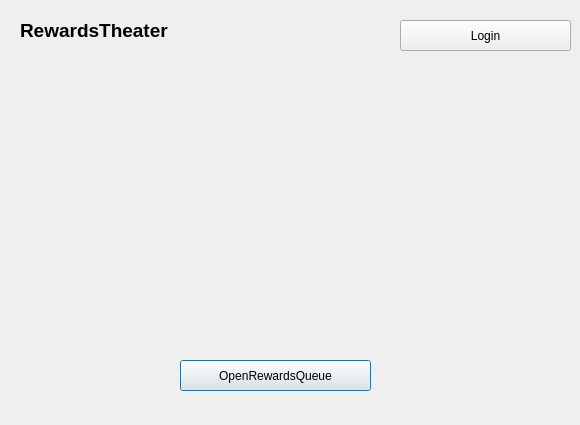
Qt form src/SettingsDialog.ui (gottagofaster236/RewardsTheater) before a commit.
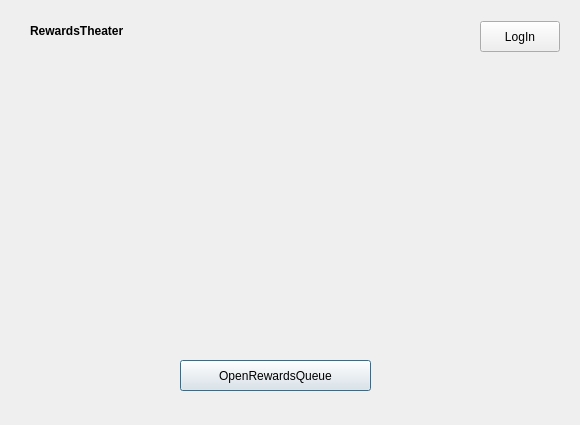
The same form after that commit.

Commit message: Show username in the settings, implement log out

Diff of the .ui file:
```diff
--- a/src/SettingsDialog.ui
+++ b/src/SettingsDialog.ui
@@ -32,7 +32,7 @@
   <widget class="QLabel" name="titleLabel">
    <property name="geometry">
     <rect>
-     <x>20</x>
+     <x>30</x>
      <y>20</y>
      <width>251</width>
      <height>21</height>
@@ -40,7 +40,7 @@
    </property>
    <property name="font">
     <font>
-     <pointsize>14</pointsize>
+     <pointsize>9</pointsize>
      <bold>true</bold>
     </font>
    </property>
@@ -51,18 +51,45 @@
     <string>RewardsTheater</string>
    </property>
   </widget>
-  <widget class="QPushButton" name="authButton">
+  <widget class="QWidget" name="horizontalLayoutWidget">
    <property name="geometry">
     <rect>
-     <x>400</x>
+     <x>329</x>
      <y>20</y>
-     <width>171</width>
-     <height>31</height>
+     <width>231</width>
+     <height>33</height>
     </rect>
    </property>
-   <property name="text">
-    <string>Login</string>
-   </property>
+   <layout class="QHBoxLayout" name="horizontalLayout">
+    <property name="spacing">
+     <number>0</number>
+    </property>
+    <item alignment="Qt::AlignRight">
+     <widget class="QPushButton" name="authButton">
+      <property name="sizePolicy">
+       <sizepolicy hsizetype="Minimum" vsizetype="Fixed">
+        <horstretch>0</horstretch>
+        <verstretch>0</verstretch>
+       </sizepolicy>
+      </property>
+      <property name="minimumSize">
+       <size>
+        <width>0</width>
+        <height>31</height>
+       </size>
+      </property>
+      <property name="layoutDirection">
+       <enum>Qt::LeftToRight</enum>
+      </property>
+      <property name="styleSheet">
+       <string notr="true"/>
+      </property>
+      <property name="text">
+       <string>LogIn</string>
+      </property>
+     </widget>
+    </item>
+   </layout>
   </widget>
  </widget>
  <resources/>
```
Left out of the diff: 3 changed lines with no effect on the pictures. The commit also changes 9 other files.
